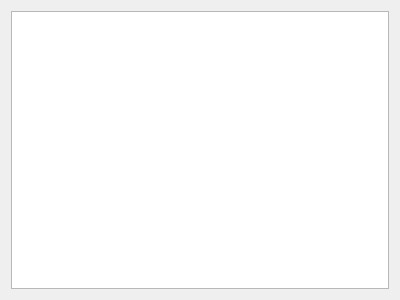
Above: ClientTable.ui from FediiBohdan/TechService before the change. Below: the same form after it.
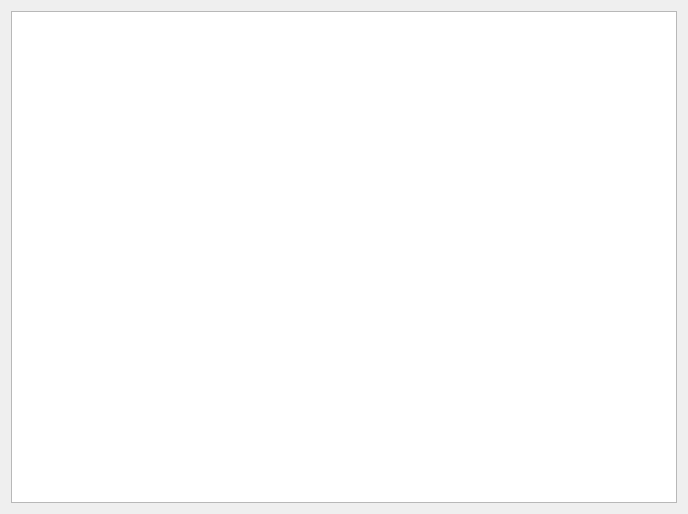
That is the form after the change.

Commit message: working day timer added + some changes to staff DB + GUI fixes

Diff of the .ui file:
```diff
--- a/ClientTable.ui
+++ b/ClientTable.ui
@@ -6,8 +6,8 @@
    <rect>
     <x>0</x>
     <y>0</y>
-    <width>400</width>
-    <height>300</height>
+    <width>688</width>
+    <height>514</height>
    </rect>
   </property>
   <property name="windowTitle">
```
The commit also changes 7 other files.
